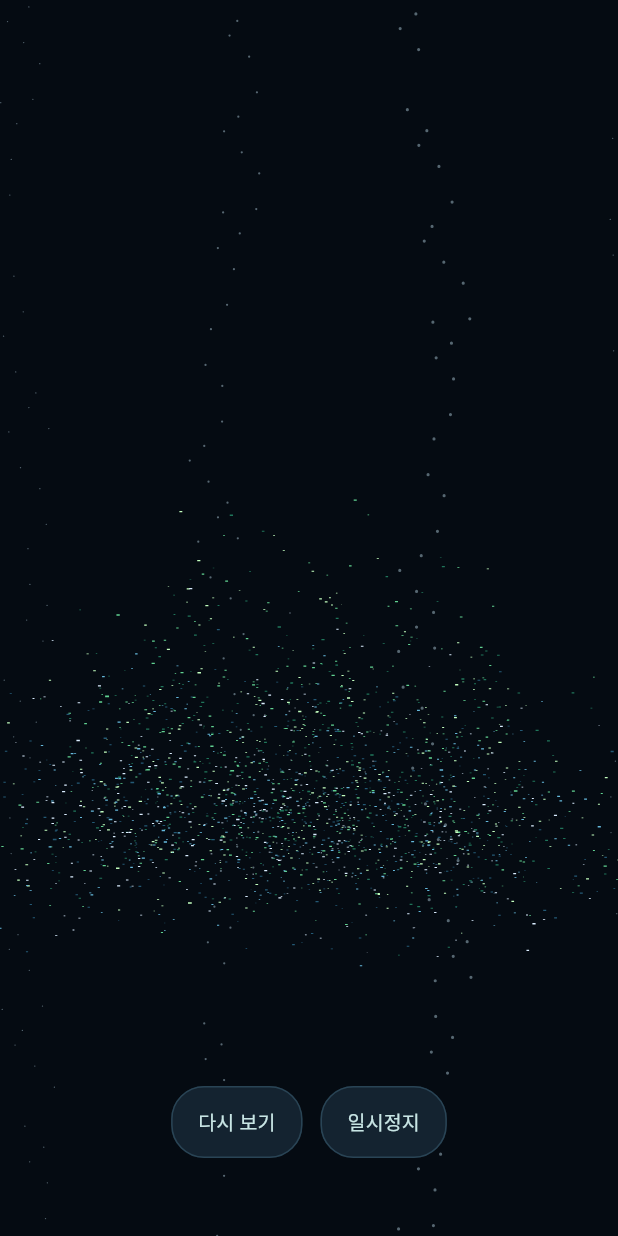
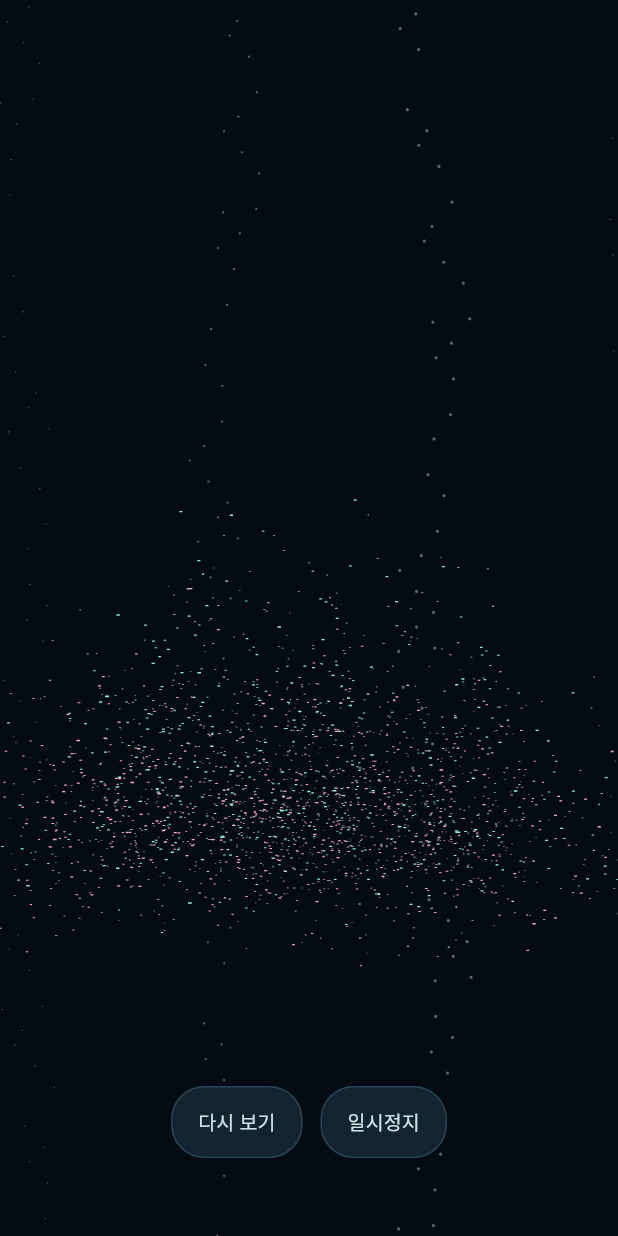
Before and after one commit to Jiyeon-Kang/D-day-display, a Flutter app: the screen it shows after launch, on a phone screen of 412 x 824 dp. Run offline on Flutter 3.47's test engine with Material 3 defaults, Android fonts, the phone set to English and light mode, and no system bars.

Commit message:
feat: apply mint and pink tree colors

```diff
--- a/lib/particle_forest.dart
+++ b/lib/particle_forest.dart
@@ -3,13 +3,17 @@ import 'dart:math' as math;
 import 'package:flutter/foundation.dart';
 import 'package:flutter/rendering.dart';
 
+const _centerTreeColor = Color(0xff99eedd);
+const _sideTreeColor = Color(0xffffaacc);
+
+// Preserve the existing particle buckets and seeded arrangement.
 const _colors = [
-  Color(0xff1f755a),
-  Color(0xff60d291),
-  Color(0xffc3ffbf),
-  Color(0xff235975),
-  Color(0xff65b9dc),
-  Color(0xffdaedff),
+  _centerTreeColor,
+  _centerTreeColor,
+  _centerTreeColor,
+  _sideTreeColor,
+  _sideTreeColor,
+  _sideTreeColor,
 ];
 const _particleCount = 2200;
 const _snowCount = 160;
```
Also changed, not shown: 3 other files.
